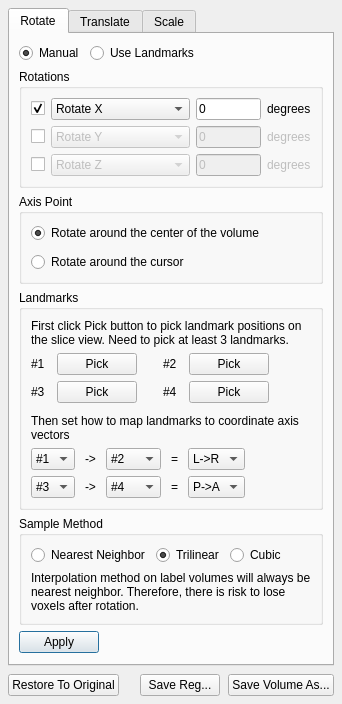
This is freeview/DialogTransformVolume.ui in freesurfer/freesurfer as Qt 5 draws it before an edit. The edited form follows.
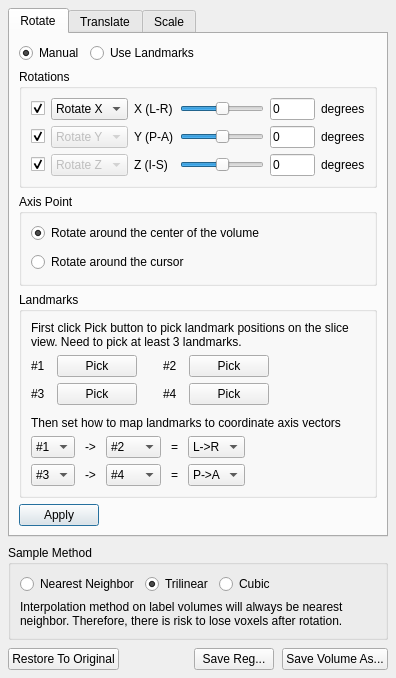
This is the edited form. Custom widgets are drawn as their Qt base class.

Commit message: new workflow for volume transformation. Use fixed order and keep track of the parameters for rotate/translate/scale.

Patch:
```diff
--- a/freeview/DialogTransformVolume.ui
+++ b/freeview/DialogTransformVolume.ui
@@ -6,14 +6,14 @@
    <rect>
     <x>0</x>
     <y>0</y>
-    <width>558</width>
-    <height>836</height>
+    <width>484</width>
+    <height>714</height>
    </rect>
   </property>
   <property name="windowTitle">
    <string>Dialog</string>
   </property>
-  <layout class="QVBoxLayout" name="verticalLayout_4">
+  <layout class="QVBoxLayout" name="verticalLayout_4" stretch="0,0,0">
    <property name="spacing">
     <number>8</number>
    </property>
@@ -33,6 +33,9 @@
        <string>Rotate</string>
       </attribute>
       <layout class="QVBoxLayout" name="verticalLayout_3">
+       <property name="sizeConstraint">
+        <enum>QLayout::SetDefaultConstraint</enum>
+       </property>
        <item>
         <layout class="QHBoxLayout" name="horizontalLayout_3">
          <property name="topMargin">
@@ -81,7 +84,7 @@
          <property name="title">
           <string>Rotations</string>
          </property>
-         <layout class="QGridLayout" name="gridLayout" columnstretch="0,1,0,0">
+         <layout class="QGridLayout" name="gridLayout" columnstretch="0,0,0,1,0,0">
           <property name="horizontalSpacing">
            <number>6</number>
           </property>
@@ -120,20 +123,7 @@
             </item>
            </widget>
           </item>
-          <item row="0" column="2">
-           <widget class="QLineEdit" name="lineEditRotateX">
-            <property name="maximumSize">
-             <size>
-              <width>65</width>
-              <height>16777215</height>
-             </size>
-            </property>
-            <property name="text">
-             <string>0</string>
-            </property>
-           </widget>
-          </item>
-          <item row="0" column="3">
+          <item row="0" column="5">
            <widget class="QLabel" name="label_8">
             <property name="text">
              <string>degrees</string>
@@ -145,6 +135,9 @@
             <property name="text">
              <string/>
             </property>
+            <property name="checked">
+             <bool>true</bool>
+            </property>
            </widget>
           </item>
           <item row="1" column="1">
@@ -172,26 +165,10 @@
             </item>
            </widget>
           </item>
-          <item row="1" column="2">
-           <widget class="QLineEdit" name="lineEditRotateY">
-            <property name="enabled">
-             <bool>false</bool>
-            </property>
-            <property name="maximumSize">
-             <size>
-              <width>65</width>
-              <height>16777215</height>
-             </size>
-            </property>
-            <property name="text">
-             <string>0</string>
-            </property>
-           </widget>
-          </item>
-          <item row="1" column="3">
+          <item row="1" column="5">
            <widget class="QLabel" name="label_9">
             <property name="enabled">
-             <bool>false</bool>
+             <bool>true</bool>
             </property>
             <property name="text">
              <string>degrees</string>
@@ -203,6 +180,9 @@
             <property name="text">
              <string/>
             </property>
+            <property name="checked">
+             <bool>true</bool>
+            </property>
            </widget>
           </item>
           <item row="2" column="1">
@@ -230,14 +210,72 @@
             </item>
            </widget>
           </item>
-          <item row="2" column="2">
+          <item row="2" column="5">
+           <widget class="QLabel" name="label_10">
+            <property name="enabled">
+             <bool>true</bool>
+            </property>
+            <property name="text">
+             <string>degrees</string>
+            </property>
+           </widget>
+          </item>
+          <item row="0" column="3">
+           <widget class="QSlider" name="horizontalSliderRotateX">
+            <property name="sizePolicy">
+             <sizepolicy hsizetype="Expanding" vsizetype="Fixed">
+              <horstretch>1</horstretch>
+              <verstretch>0</verstretch>
+             </sizepolicy>
+            </property>
+            <property name="minimum">
+             <number>-180</number>
+            </property>
+            <property name="maximum">
+             <number>180</number>
+            </property>
+            <property name="orientation">
+             <enum>Qt::Horizontal</enum>
+            </property>
+           </widget>
+          </item>
+          <item row="0" column="4">
+           <widget class="QLineEdit" name="lineEditRotateX">
+            <property name="maximumSize">
+             <size>
+              <width>45</width>
+              <height>16777215</height>
+             </size>
+            </property>
+            <property name="text">
+             <string>0</string>
+            </property>
+           </widget>
+          </item>
+          <item row="1" column="4">
+           <widget class="QLineEdit" name="lineEditRotateY">
+            <property name="enabled">
+             <bool>true</bool>
+            </property>
+            <property name="maximumSize">
+             <size>
+              <width>45</width>
+              <height>16777215</height>
+             </size>
+            </property>
+            <property name="text">
+             <string>0</string>
+            </property>
+           </widget>
+          </item>
+          <item row="2" column="4">
            <widget class="QLineEdit" name="lineEditRotateZ">
             <property name="enabled">
-             <bool>false</bool>
+             <bool>true</bool>
             </property>
             <property name="maximumSize">
              <size>
-              <width>65</width>
+              <width>45</width>
               <height>16777215</height>
              </size>
             </property>
@@ -246,13 +284,68 @@
             </property>
            </widget>
           </item>
+          <item row="1" column="3">
+           <widget class="QSlider" name="horizontalSliderRotateY">
+            <property name="enabled">
+             <bool>true</bool>
+            </property>
+            <property name="sizePolicy">
+             <sizepolicy hsizetype="Expanding" vsizetype="Fixed">
+              <horstretch>1</horstretch>
+              <verstretch>0</verstretch>
+             </sizepolicy>
+            </property>
+            <property name="minimum">
+             <number>-180</number>
+            </property>
+            <property name="maximum">
+             <number>180</number>
+            </property>
+            <property name="orientation">
+             <enum>Qt::Horizontal</enum>
+            </property>
+           </widget>
+          </item>
           <item row="2" column="3">
-           <widget class="QLabel" name="label_10">
+           <widget class="QSlider" name="horizontalSliderRotateZ">
             <property name="enabled">
-             <bool>false</bool>
+             <bool>true</bool>
             </property>
+            <property name="sizePolicy">
+             <sizepolicy hsizetype="Expanding" vsizetype="Fixed">
+              <horstretch>1</horstretch>
+              <verstretch>0</verstretch>
+             </sizepolicy>
+            </property>
+            <property name="minimum">
+             <number>-180</number>
+            </property>
+            <property name="maximum">
+             <number>180</number>
+            </property>
+            <property name="orientation">
+             <enum>Qt::Horizontal</enum>
+            </property>
+           </widget>
+          </item>
+          <item row="0" column="2">
+           <widget class="QLabel" name="label_19">
             <property name="text">
-             <string>degrees</string>
+             <string>X (L-R)</string>
+            </property>
+           </widget>
+          </item>
+          <item row="1" column="2">
+           <widget class="QLabel" name="label_20">
+            <property name="text">
+             <string>Y (P-A)</string>
+            </property>
+           </widget>
+          </item>
+          <item row="2" column="2">
+           <widget class="QLabel" name="label_21">
+            <property name="text">
+             <string>Z (I-S)</string>
             </property>
            </widget>
           </item>
@@ -756,72 +849,6 @@
          </layout>
         </widget>
        </item>
-       <item>
-        <widget class="QGroupBox" name="groupBox_3">
-         <property name="title">
-          <string>Sample Method</string>
-         </property>
-         <layout class="QVBoxLayout" name="verticalLayout_2">
-          <item>
-           <layout class="QHBoxLayout" name="horizontalLayout_2">
-            <item>
-             <widget class="QRadioButton" name="radioButtonNearestNeighbor">
-              <property name="text">
-               <string>Nearest Neighbor</string>
-              </property>
-             </widget>
-            </item>
-            <item>
-             <widget class="QRadioButton" name="radioButtonTrilinear">
-              <property name="text">
-               <string>Trilinear</string>
-              </property>
-              <property name="checked">
-               <bool>true</bool>
-              </property>
-             </widget>
-            </item>
-            <item>
-             <widget class="QRadioButton" name="radioButtonCubic">
-              <property name="text">
-               <string>Cubic</string>
-              </property>
-              <property name="checked">
-               <bool>false</bool>
-              </property>
-             </widget>
-            </item>
-            <item>
-             <spacer name="horizontalSpacer_2">
-              <property name="orientation">
-               <enum>Qt::Horizontal</enum>
-              </property>
-              <property name="sizeHint" stdset="0">
-               <size>
-                <width>0</width>
-                <height>0</height>
-               </size>
-              </property>
-             </spacer>
-            </item>
-           </layout>
-          </item>
-          <item>
-           <widget class="QLabel" name="label">
-            <property name="text">
-             <string>Interpolation method on label volumes will always be nearest neighbor. Therefore, there is risk to lose voxels after rotation.</string>
-            </property>
-            <property name="scaledContents">
-             <bool>false</bool>
-            </property>
-            <property name="wordWrap">
-             <bool>true</bool>
-            </property>
-           </widget>
-          </item>
-         </layout>
-        </widget>
-       </item>
        <item>
         <layout class="QHBoxLayout" name="horizontalLayout_4">
          <property name="topMargin">
@@ -844,27 +871,14 @@
            </property>
            <property name="sizeHint" stdset="0">
             <size>
-             <width>40</width>
-             <height>20</height>
+             <width>0</width>
+             <height>0</height>
             </size>
            </property>
           </spacer>
          </item>
         </layout>
        </item>
-       <item>
-        <spacer name="verticalSpacer">
-         <property name="orientation">
-          <enum>Qt::Vertical</enum>
-         </property>
-         <property name="sizeHint" stdset="0">
-          <size>
-           <width>0</width>
-           <height>0</height>
-          </size>
-         </property>
-        </spacer>
-       </item>
       </layout>
      </widget>
      <widget class="QWidget" name="tab_2">
@@ -1124,6 +1138,72 @@
      </widget>
     </widget>
    </item>
+   <item>
+    <widget class="QGroupBox" name="groupBox_3">
+     <property name="title">
+      <string>Sample Method</string>
+     </property>
+     <layout class="QVBoxLayout" name="verticalLayout_2">
+      <item>
+       <layout class="QHBoxLayout" name="horizontalLayout_2">
+        <item>
+         <widget class="QRadioButton" name="radioButtonNearestNeighbor">
+          <property name="text">
+           <string>Nearest Neighbor</string>
+          </property>
+         </widget>
+        </item>
+        <item>
+         <widget class="QRadioButton" name="radioButtonTrilinear">
+          <property name="text">
+           <string>Trilinear</string>
+          </property>
+          <property name="checked">
+           <bool>true</bool>
+          </property>
+         </widget>
+        </item>
+        <item>
+         <widget class="QRadioButton" name="radioButtonCubic">
+          <property name="text">
+           <string>Cubic</string>
+          </property>
+          <property name="checked">
+           <bool>false</bool>
+          </property>
+         </widget>
+        </item>
+        <item>
+         <spacer name="horizontalSpacer_2">
+          <property name="orientation">
+           <enum>Qt::Horizontal</enum>
+          </property>
+          <property name="sizeHint" stdset="0">
+           <size>
+            <width>0</width>
+            <height>0</height>
+           </size>
+          </property>
+         </spacer>
+        </item>
+       </layout>
+      </item>
+      <item>
+       <widget class="QLabel" name="label">
+        <property name="text">
+         <string>Interpolation method on label volumes will always be nearest neighbor. Therefore, there is risk to lose voxels after rotation.</string>
+        </property>
+        <property name="scaledContents">
+         <bool>false</bool>
+        </property>
+        <property name="wordWrap">
+         <bool>true</bool>
+        </property>
+       </widget>
+      </item>
+     </layout>
+    </widget>
+   </item>
    <item>
     <layout class="QHBoxLayout" name="horizontalLayout">
      <item>
```
Left out of the diff: 157 changed lines with no effect on the pictures. The commit also changes 8 other files.
